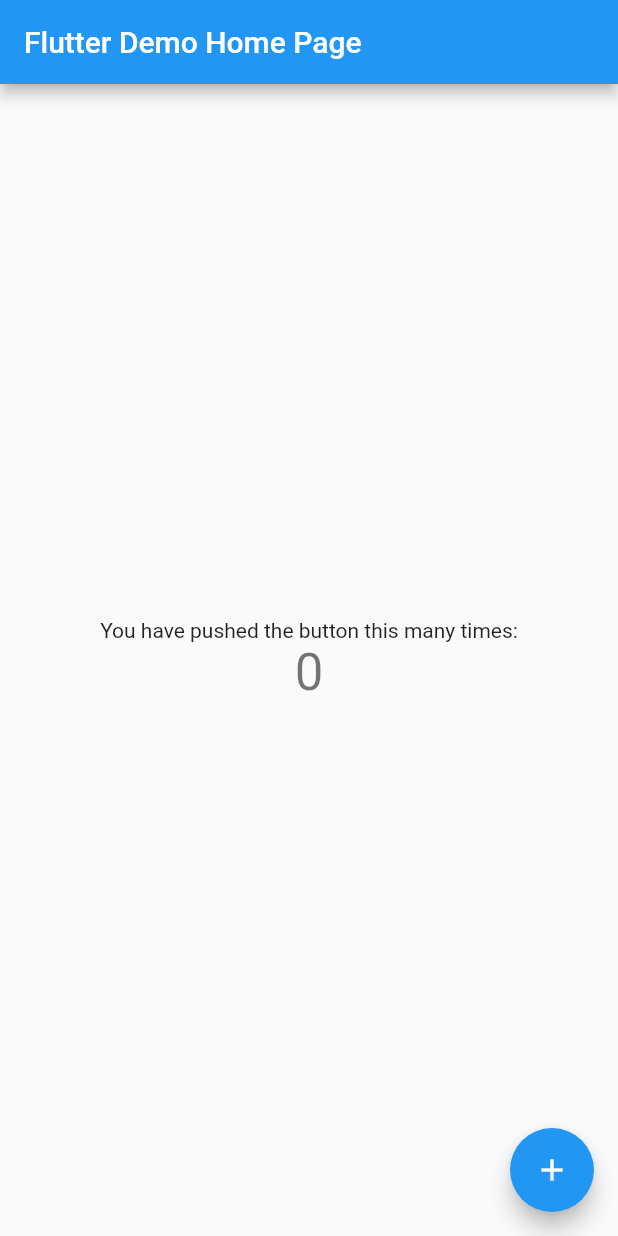
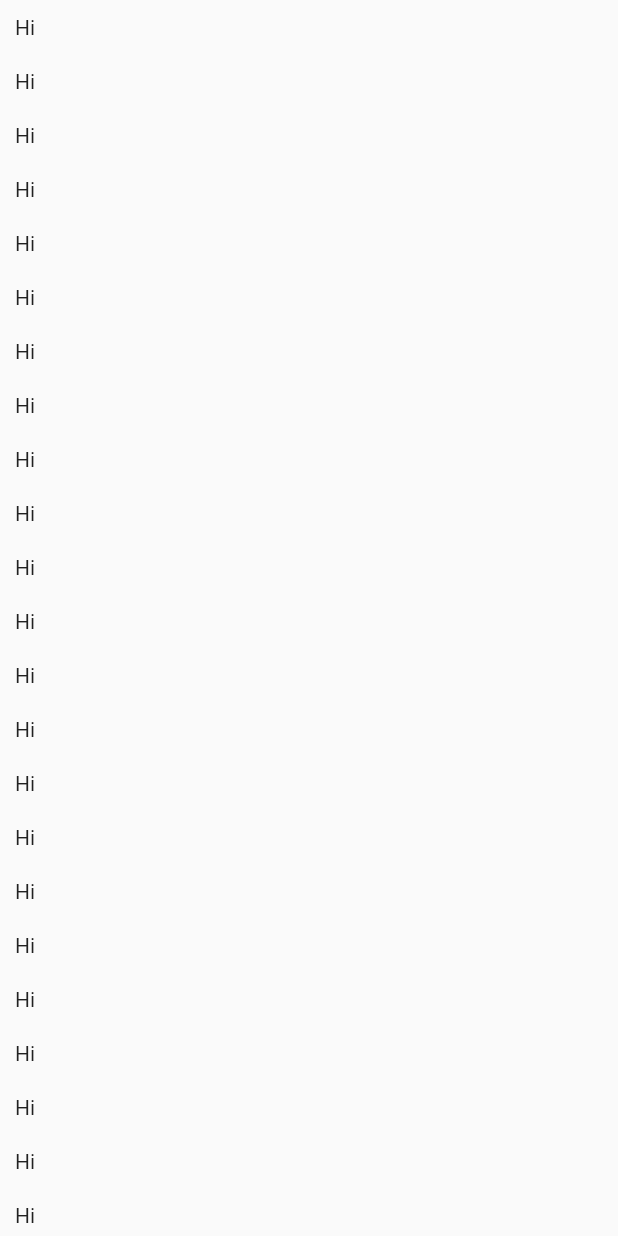
Before and after one commit to KiritoCheenu/chat_app, a Flutter app: the screen it shows after launch, on a phone screen of 412 x 824 dp. Run offline on Flutter 3.47's test engine with Material 2 defaults, Android fonts, the phone set to English and light mode, and no system bars.

Commit message:
Initial Commit

```diff
--- /dev/null
+++ b/lib/Screens/chat_Screen.dart
@@ -0,0 +1,14 @@
+import 'package:flutter/material.dart';
+
+class ChatScreen extends StatelessWidget {
+  @override
+  Widget build(BuildContext context) {
+    return Scaffold(
+      body: ListView.builder(
+          itemBuilder: (ctx, index) => Container(
+                padding: EdgeInsets.all(10),
+                child: Text('Hi'),
+              )),
+    );
+  }
+}
--- a/lib/main.dart
+++ b/lib/main.dart
@@ -1,113 +1,18 @@
 import 'package:flutter/material.dart';
-
+import 'Screens/chat_Screen.dart';
 void main() {
   runApp(MyApp());
 }
 
 class MyApp extends StatelessWidget {
-  // This widget is the root of your application.
   @override
   Widget build(BuildContext context) {
     return MaterialApp(
-      title: 'Flutter Demo',
+      title: 'Chat App',
       theme: ThemeData(
-        // This is the theme of your application.
-        //
-        // Try running your application with "flutter run". You'll see the
-        // application has a blue toolbar. Then, without quitting the app, try
-        // changing the primarySwatch below to Colors.green and then invoke
-        // "hot reload" (press "r" in the console where you ran "flutter run",
-        // or simply save your changes to "hot reload" in a Flutter IDE).
-        // Notice that the counter didn't reset back to zero; the application
-        // is not restarted.
         primarySwatch: Colors.blue,
       ),
-      home: MyHomePage(title: 'Flutter Demo Home Page'),
+      home: ChatScreen(),
     );
   }
 }
-
-class MyHomePage extends StatefulWidget {
-  MyHomePage({Key key, this.title}) : super(key: key);
-
-  // This widget is the home page of your application. It is stateful, meaning
-  // that it has a State object (defined below) that contains fields that affect
-  // how it looks.
-
-  // This class is the configuration for the state. It holds the values (in this
-  // case the title) provided by the parent (in this case the App widget) and
-  // used by the build method of the State. Fields in a Widget subclass are
-  // always marked "final".
-
-  final String title;
-
-  @override
-  _MyHomePageState createState() => _MyHomePageState();
-}
-
-class _MyHomePageState extends State<MyHomePage> {
-  int _counter = 0;
-
-  void _incrementCounter() {
-    setState(() {
-      // This call to setState tells the Flutter framework that something has
-      // changed in this State, which causes it to rerun the build method below
-      // so that the display can reflect the updated values. If we changed
-      // _counter without calling setState(), then the build method would not be
-      // called again, and so nothing would appear to happen.
-      _counter++;
-    });
-  }
-
-  @override
-  Widget build(BuildContext context) {
-    // This method is rerun every time setState is called, for instance as done
-    // by the _incrementCounter method above.
-    //
-    // The Flutter framework has been optimized to make rerunning build methods
-    // fast, so that you can just rebuild anything that needs updating rather
-    // than having to individually change instances of widgets.
-    return Scaffold(
-      appBar: AppBar(
-        // Here we take the value from the MyHomePage object that was created by
-        // the App.build method, and use it to set our appbar title.
-        title: Text(widget.title),
-      ),
-      body: Center(
-        // Center is a layout widget. It takes a single child and positions it
-        // in the middle of the parent.
-        child: Column(
-          // Column is also a layout widget. It takes a list of children and
-          // arranges them vertically. By default, it sizes itself to fit its
-          // children horizontally, and tries to be as tall as its parent.
-          //
-          // Invoke "debug painting" (press "p" in the console, choose the
-          // "Toggle Debug Paint" action from the Flutter Inspector in Android
-          // Studio, or the "Toggle Debug Paint" command in Visual Studio Code)
-          // to see the wireframe for each widget.
-          //
-          // Column has various properties to control how it sizes itself and
-          // how it positions its children. Here we use mainAxisAlignment to
-          // center the children vertically; the main axis here is the vertical
-          // axis because Columns are vertical (the cross axis would be
-          // horizontal).
-          mainAxisAlignment: MainAxisAlignment.center,
-          children: <Widget>[
-            Text(
-              'You have pushed the button this many times:',
-            ),
-            Text(
-              '$_counter',
-              style: Theme.of(context).textTheme.headline4,
-            ),
-          ],
-        ),
-      ),
-      floatingActionButton: FloatingActionButton(
-        onPressed: _incrementCounter,
-        tooltip: 'Increment',
-        child: Icon(Icons.add),
-      ), // This trailing comma makes auto-formatting nicer for build methods.
-    );
-  }
-}
```
